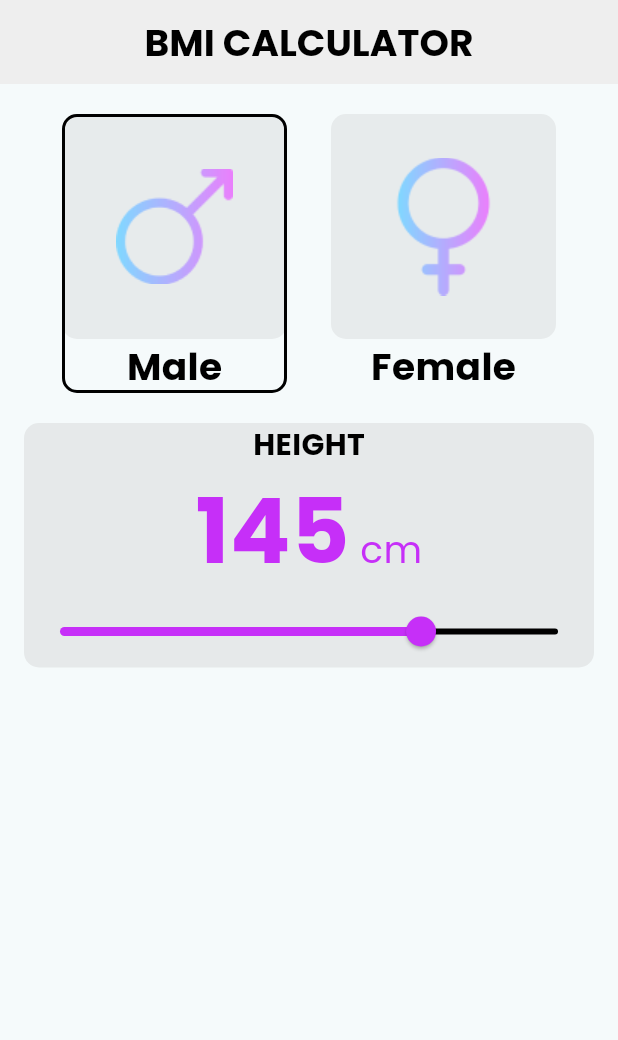
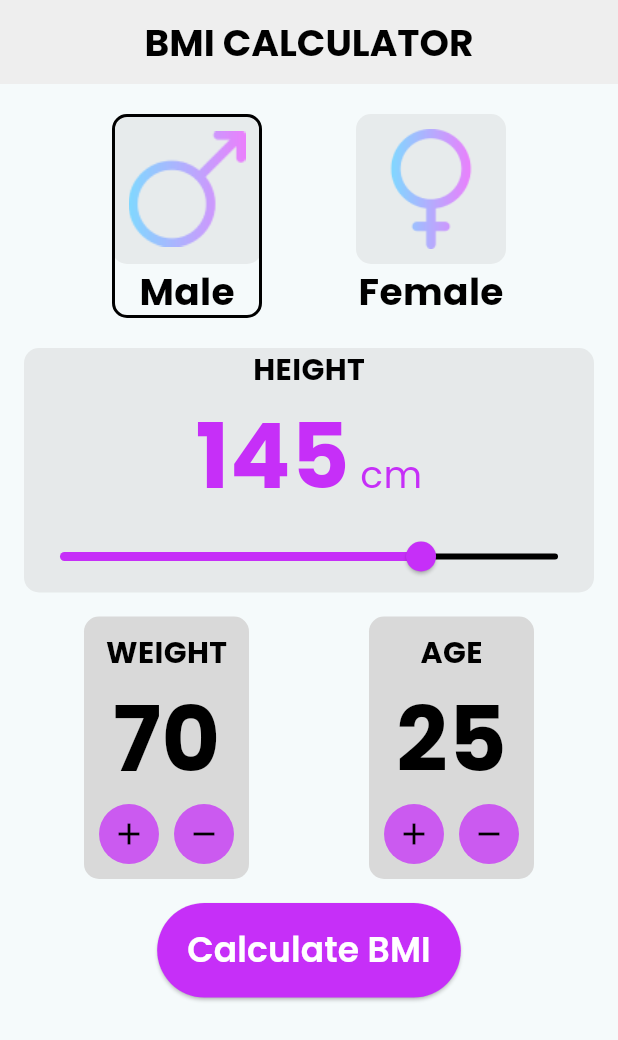
Before and after one commit to Basel85/MD-TREE-Session-4, a Flutter app: the screen it shows after launch, on a phone screen of 412 x 824 dp. Shown: the top 1040 px of the screen. Run offline on Flutter 3.47's test engine with Material 3 defaults, Android fonts, the phone set to English and light mode, and no system bars.

Commit message:
bmi screen done

```diff
--- a/lib/presentation/widgets/bmi_screen_body/bmi_screen_body.dart
+++ b/lib/presentation/widgets/bmi_screen_body/bmi_screen_body.dart
@@ -1,8 +1,11 @@
 import 'package:flutter/material.dart';
 import 'package:md_tree_session_4/helpers/app_assets.dart';
+import 'package:md_tree_session_4/presentation/widgets/bmi_screen_body/calculate_bmi_text.dart';
 import 'package:md_tree_session_4/presentation/widgets/bmi_screen_body/genders_horizontal_list/gender_card/gender_card.dart';
 import 'package:md_tree_session_4/presentation/widgets/bmi_screen_body/genders_horizontal_list/genders_horizontal_list.dart';
 import 'package:md_tree_session_4/presentation/widgets/bmi_screen_body/height_component/height_component.dart';
+import 'package:md_tree_session_4/presentation/widgets/bmi_screen_body/weight_age_component/weight_age_component.dart';
+import 'package:md_tree_session_4/presentation/widgets/custom_button.dart';
 
 class BMIScreenBody extends StatefulWidget {
   const BMIScreenBody({super.key});
@@ -14,7 +17,7 @@ class BMIScreenBody extends StatefulWidget {
 class _BMIScreenBodyState extends State<BMIScreenBody> {
   bool isMale = true;
   double height = 145;
-  num weight = 70;
+  int weight = 70;
   int age = 25;
 
   @override
@@ -51,11 +54,57 @@ class _BMIScreenBodyState extends State<BMIScreenBody> {
           ],
         ),
         const SizedBox(height: 16),
-        HeightComponent(height: height, onChanged: (value) {
-          setState(() {
-            height = value;
-          });
-        }),
+        HeightComponent(
+            height: height,
+            onChanged: (value) {
+              setState(() {
+                height = value;
+              });
+            }),
+        const SizedBox(height: 16),
+        Row(
+          mainAxisAlignment: MainAxisAlignment.spaceAround,
+          children: [
+            WeightAgeComponent(
+                weightAgeText: "WEIGHT",
+                weightAgeValue: weight,
+                plusValue: () {
+                  setState(() {
+                    weight++;
+                  });
+                },
+                minusValue: () {
+                  if (weight > 0) {
+                    setState(() {
+                      weight--;
+                    });
+                  }
+                }),
+            WeightAgeComponent(
+                weightAgeText: "AGE",
+                weightAgeValue: age,
+                plusValue: () {
+                  setState(() {
+                    age++;
+                  });
+                },
+                minusValue: () {
+                  if (age > 0) {
+                    setState(() {
+                      age--;
+                    });
+                  }
+                })
+          ],
+        ),
+        const SizedBox(height: 16),
+        CustomButton(
+          onPressed: () {
+            // calculate bmi
+            final bmiResult = weight / ((height / 100) * (height / 100));
+          },
+          buttonContent: const CalculateBMIText(),
+        )
       ]),
     );
   }
--- /dev/null
+++ b/lib/presentation/widgets/bmi_screen_body/calculate_bmi_text.dart
@@ -0,0 +1,15 @@
+import 'package:flutter/material.dart';
+import 'package:md_tree_session_4/themes/app_text_styles.dart';
+
+class CalculateBMIText extends StatelessWidget {
+  const CalculateBMIText({super.key});
+
+  @override
+  Widget build(BuildContext context) {
+    return Text(
+      "Calculate BMI",
+      style: AppTextStyles.fontSize23FontWeightW600FontFamilyPoppinsColorWhite,
+      textAlign: TextAlign.center,
+    );
+  }
+}
--- a/lib/presentation/widgets/bmi_screen_body/genders_horizontal_list/gender_card/gender_image_component.dart
+++ b/lib/presentation/widgets/bmi_screen_body/genders_horizontal_list/gender_card/gender_image_component.dart
@@ -9,8 +9,8 @@ class GenderImageComponent extends StatelessWidget {
   Widget build(BuildContext context) {
     return Container(
       padding: const EdgeInsets.all(10),
-      height: 150,
-      width: 150,
+      height: 100,
+      width: 100,
       decoration: BoxDecoration(
         color: AppColors.colorC2C2C2.withOpacity(0.27),
         borderRadius: BorderRadius.circular(10),
--- /dev/null
+++ b/lib/presentation/widgets/bmi_screen_body/weight_age_component/counter_components_list/counter_components_list.dart
@@ -0,0 +1,20 @@
+import 'package:flutter/material.dart';
+import 'package:md_tree_session_4/presentation/widgets/bmi_screen_body/weight_age_component/counter_components_list/counter_button.dart';
+
+class CounterComponentsList extends StatelessWidget {
+  final void Function() plusValue;
+  final void Function() minusValue;
+  const CounterComponentsList(
+      {super.key, required this.plusValue, required this.minusValue});
+
+  @override
+  Widget build(BuildContext context) {
+    return Row(
+      children: [
+        CounterButton(iconData: Icons.add, onTap: plusValue),
+        const SizedBox(width: 10),
+        CounterButton(iconData: Icons.remove, onTap: minusValue),
+      ],
+    );
+  }
+}
--- /dev/null
+++ b/lib/presentation/widgets/bmi_screen_body/weight_age_component/weight_age_component.dart
@@ -0,0 +1,35 @@
+import 'package:flutter/material.dart';
+import 'package:md_tree_session_4/presentation/widgets/bmi_screen_body/weight_age_component/counter_components_list/counter_components_list.dart';
+import 'package:md_tree_session_4/presentation/widgets/bmi_screen_body/weight_age_component/weight_age_text.dart';
+import 'package:md_tree_session_4/presentation/widgets/bmi_screen_body/weight_age_component/weight_age_value.dart';
+import 'package:md_tree_session_4/themes/app_colors.dart';
+
+class WeightAgeComponent extends StatelessWidget {
+  final String weightAgeText;
+  final int weightAgeValue;
+  final void Function() plusValue;
+  final void Function() minusValue;
+  const WeightAgeComponent(
+      {super.key, required this.weightAgeText, required this.weightAgeValue, required this.plusValue, required this.minusValue});
+
+  @override
+  Widget build(BuildContext context) {
+    return Container(
+      padding: const EdgeInsets.all(10),
+      decoration: BoxDecoration(
+        color: AppColors.colorD9D9D9,
+        borderRadius: BorderRadius.circular(10),
+      ),
+      child: Column(
+        children: [
+          WeightAgeText(weightAgeText: weightAgeText),
+          WeightAgeValue(weightAgeValue: weightAgeValue),
+          CounterComponentsList(
+            plusValue: plusValue,
+            minusValue: minusValue,
+          ),
+        ],
+      ),
+    );
+  }
+}
```
Also changed, not shown: lib/presentation/widgets/bmi_screen_body/weight_age_components_list/weight_age_component/counter_components_list/counter_components_list.dart (deleted, +0 -15 lines), lib/presentation/widgets/bmi_screen_body/weight_age_components_list/weight_age_component/weight_age_component.dart (deleted, +0 -28 lines), lib/presentation/widgets/bmi_screen_body/weight_age_components_list/weight_age_components_list.dart (deleted, +0 -15 lines), lib/presentation/widgets/bmi_screen_body/weight_age_component/counter_components_list/counter_button.dart (renamed from lib/presentation/widgets/bmi_screen_body/weight_age_components_list/weight_age_component/counter_components_list/counter_button.dart), lib/presentation/widgets/bmi_screen_body/weight_age_component/weight_age_text.dart (renamed from lib/presentation/widgets/bmi_screen_body/weight_age_components_list/weight_age_component/weight_age_text.dart), lib/presentation/widgets/bmi_screen_body/weight_age_component/weight_age_value.dart (renamed from lib/presentation/widgets/bmi_screen_body/weight_age_components_list/weight_age_component/weight_age_value.dart).
